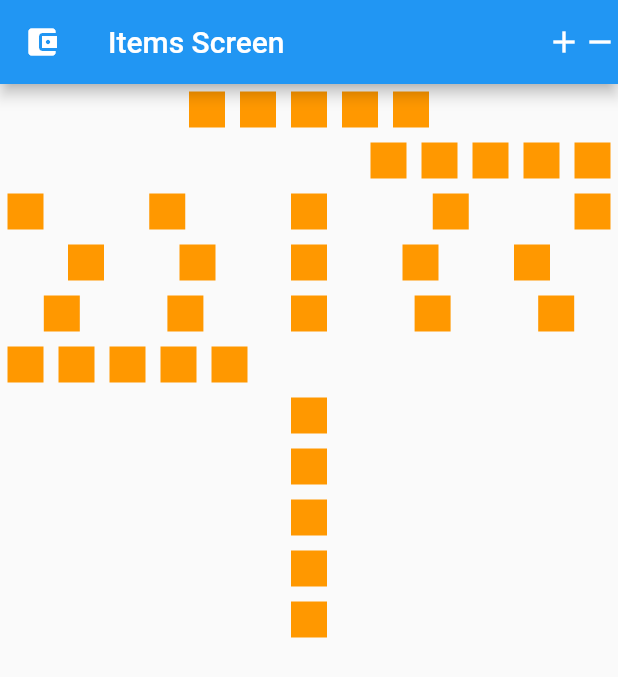
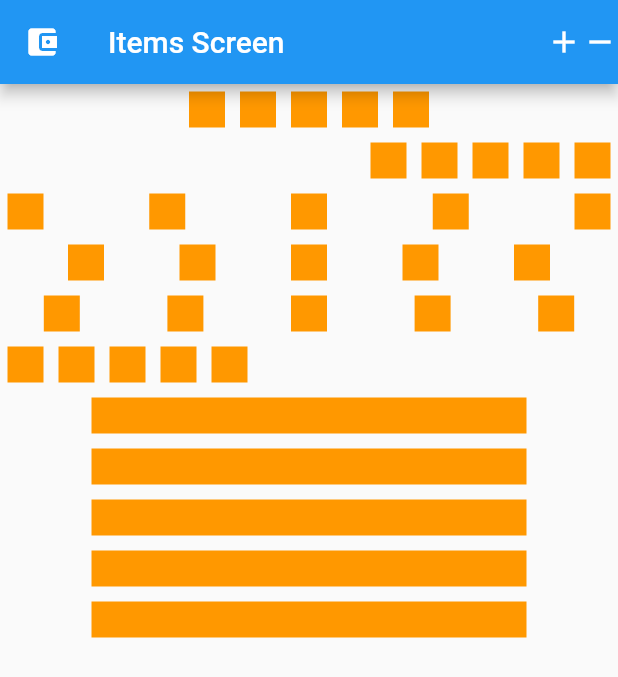
Before and after one commit to vivekduttamishra/202204-brillio-flutter, a Flutter app: the screen it shows after launch, on a phone screen of 412 x 824 dp. Shown: the top 677 px of the screen. Run offline on Flutter 3.47's test engine with Material 2 defaults, Android fonts, the phone set to English and light mode, and no system bars.

Commit message:
day#3-update#2

```diff
--- a/hello_flutter/lib/screens/items-screen.dart
+++ b/hello_flutter/lib/screens/items-screen.dart
@@ -22,6 +22,7 @@ class ItemsScreen extends StatelessWidget {
     return Scaffold(
       appBar: createAppBar(context),
       body: Column(
+
         children:[
 
             Row(
@@ -54,9 +55,13 @@ class ItemsScreen extends StatelessWidget {
               mainAxisAlignment: MainAxisAlignment.start,
             ),
 
-            Column(
-              children: getFiveStar(),
-              crossAxisAlignment: CrossAxisAlignment.start,
+            SizedBox(
+              width:300,
+              child: Column(
+                crossAxisAlignment:CrossAxisAlignment.stretch,
+                children: getFiveStar(),
+
+              ),
             ),
 
 
--- a/hello_flutter/lib/widgets/box.dart
+++ b/hello_flutter/lib/widgets/box.dart
@@ -15,6 +15,7 @@ class Box extends StatelessWidget{
     return Container(
       color:color,
       width:size,
+
       height:size,
       margin:EdgeInsets.all(margin),
     );
```
